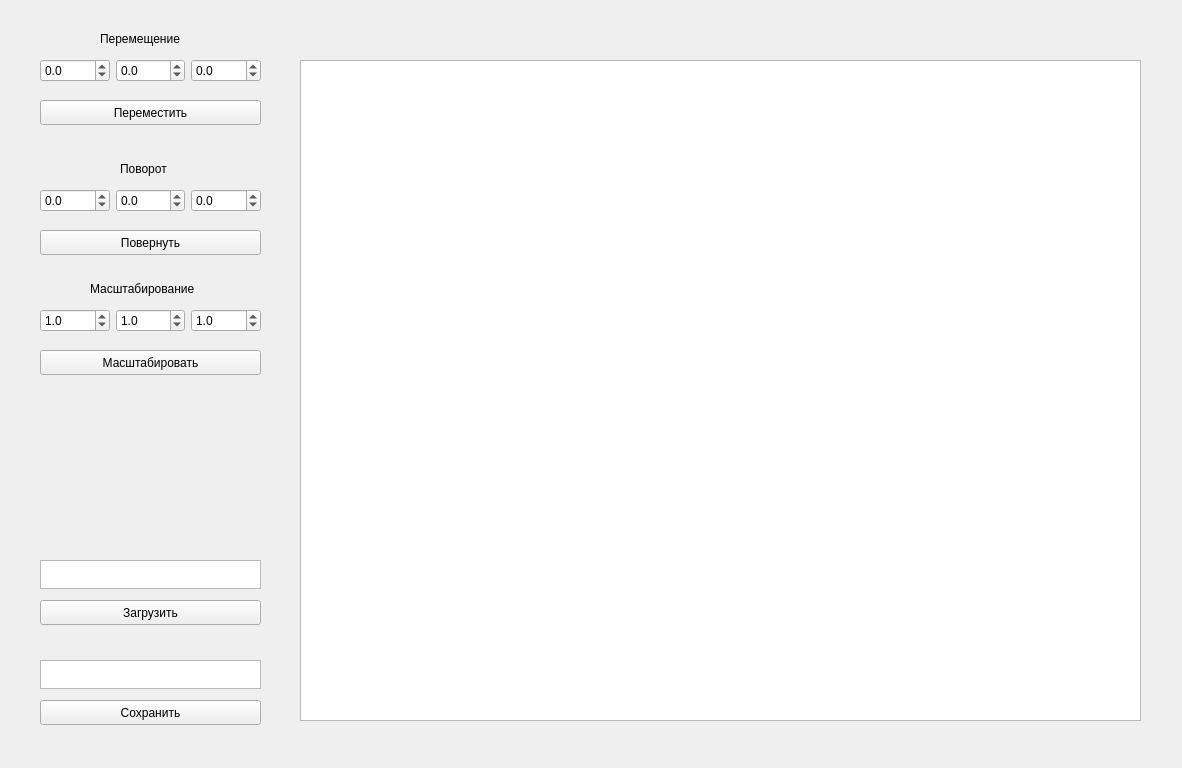
Above: lab_01/mainwindow.ui from Pangolierchick/IU7-OOP before the change. Below: the same form after it.
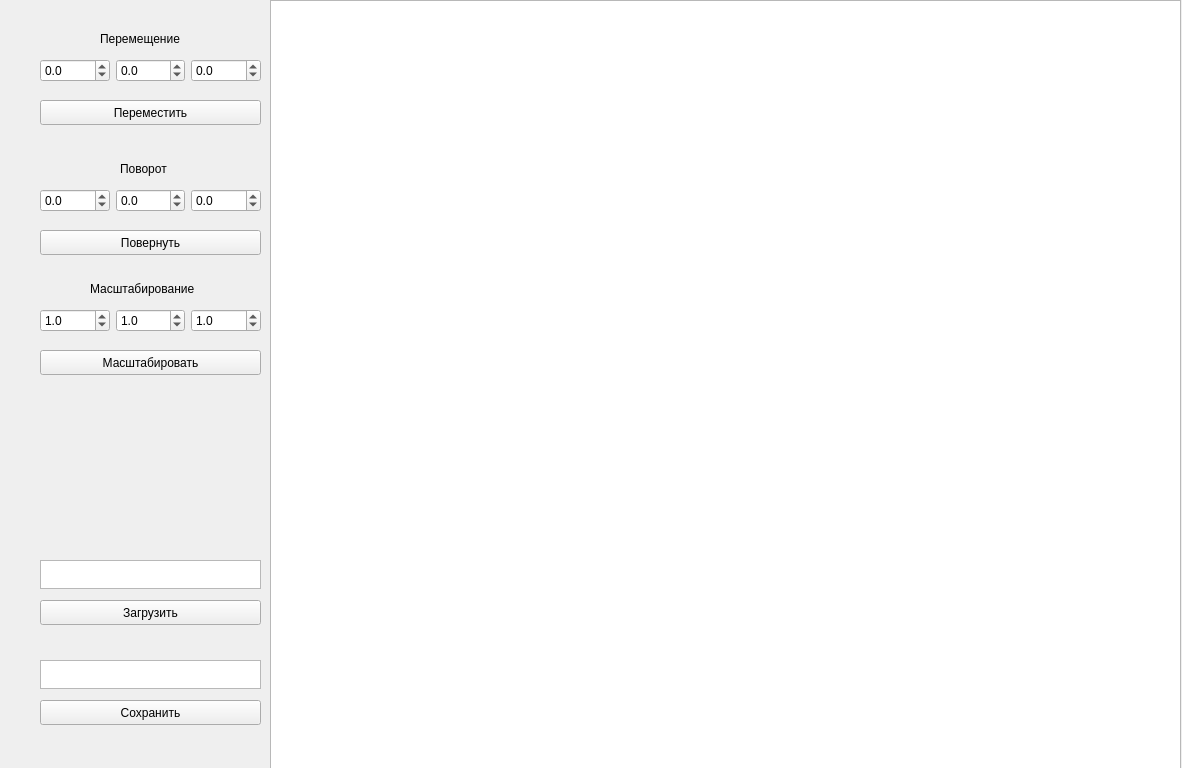
That is the form after the change.

What changed in the file:
```diff
--- a/lab_01/mainwindow.ui
+++ b/lab_01/mainwindow.ui
@@ -233,10 +233,10 @@
    <widget class="QGraphicsView" name="graphicsView">
     <property name="geometry">
      <rect>
-      <x>300</x>
-      <y>60</y>
-      <width>841</width>
-      <height>661</height>
+      <x>270</x>
+      <y>0</y>
+      <width>911</width>
+      <height>771</height>
      </rect>
     </property>
     <property name="sizePolicy">
@@ -247,8 +247,8 @@
     </property>
     <property name="maximumSize">
      <size>
-      <width>841</width>
-      <height>661</height>
+      <width>1000</width>
+      <height>1000</height>
      </size>
     </property>
     <property name="sizeIncrement">
```
Left out of the diff: 3 changed lines with no effect on the pictures.
